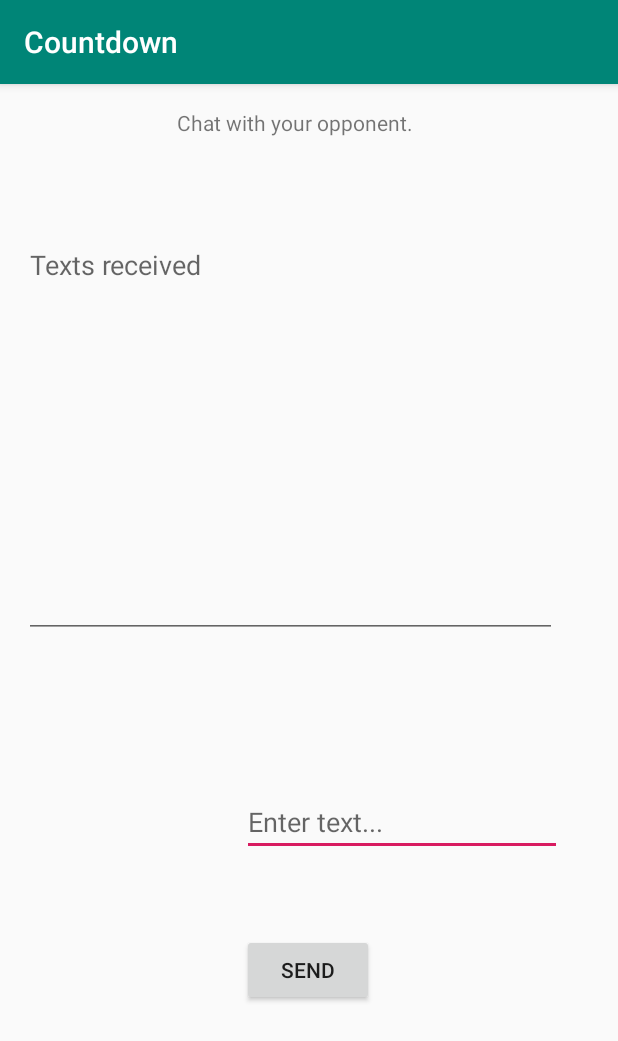
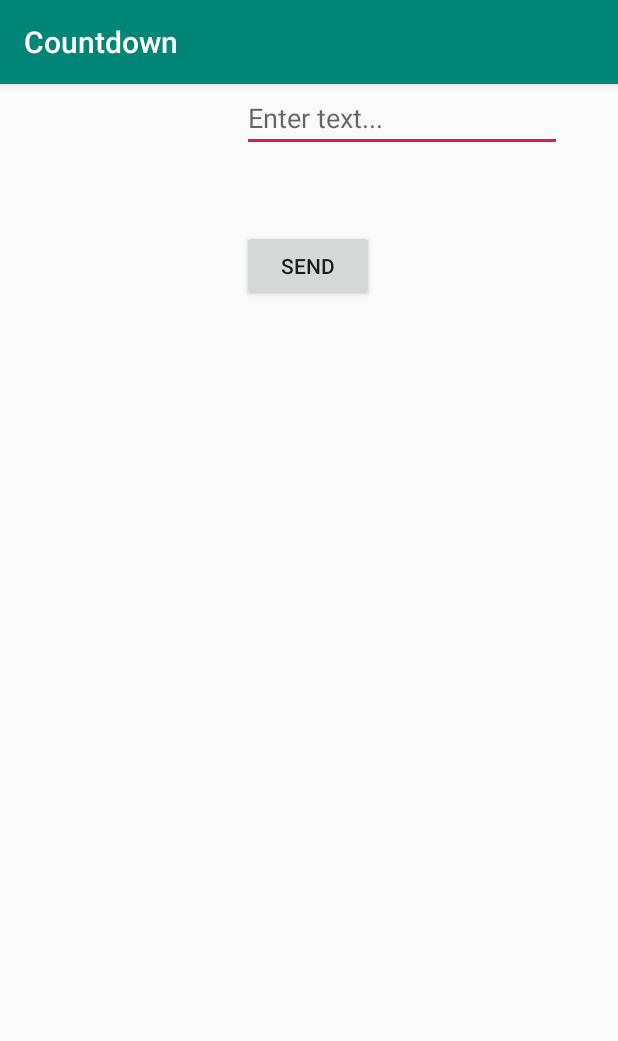
Before and after one commit to bkiraga/Countdown-for-Android, an Android app: the MpNumbersRound screen opened directly, with no data from a screen before it, on a phone screen of 412 x 824 dp. Shown: the top 1041 px of the screen. Run offline under Robolectric (Android 15) with nearby library versions, the phone set to English and light mode, and no system bars; our stand-ins replace Firebase (no records; nobody signed in at launch, a user with empty details on screens opened directly); network calls fail.

```diff
--- a/code/Countdown/app/src/main/java/project/thirdYear/countdown/MpNumbersRound.kt
+++ b/code/Countdown/app/src/main/java/project/thirdYear/countdown/MpNumbersRound.kt
@@ -27,6 +27,18 @@ class MpNumbersRound : AppCompatActivity() {
         getMessage()
     }
 
+    override fun onStart() {
+        super.onStart()
+    }
+
+    override fun onResume() {
+        super.onResume()
+    }
+
+    override fun onPause() {
+        super.onPause()
+    }
+
     private fun sendMessage(){
         //val senderID = FirebaseAuth.getInstance().currentUser.toString()
         //Log.d(TAG, "currentUser is $senderID")
@@ -50,7 +62,7 @@ class MpNumbersRound : AppCompatActivity() {
     }
 
     private fun getMessage(){
-        var textsRecv = findViewById(R.id.texts_received) as EditText
+        //var textsRecv = findViewById(R.id.texts_received) as EditText
         var messages = arrayListOf<String>()
 
         gamesRef.addValueEventListener(object : ValueEventListener {
@@ -59,7 +71,7 @@ class MpNumbersRound : AppCompatActivity() {
                  Log.d(TAG, "child is $child")
                  //messages.p
 
-                 textsRecv.setText(child.toString())
+                 //textsRecv.setText(child.toString())
 
              }
             }
--- a/code/Countdown/app/src/main/res/layout/activity_mp_numbers_round.xml
+++ b/code/Countdown/app/src/main/res/layout/activity_mp_numbers_round.xml
@@ -10,7 +10,6 @@
         android:id="@+id/chat_input"
         android:layout_width="wrap_content"
         android:layout_height="wrap_content"
-        android:layout_marginTop="100dp"
         android:autofillHints=""
         android:ems="10"
         android:gravity="start|top"
@@ -19,17 +18,7 @@
         app:layout_constraintEnd_toEndOf="parent"
         app:layout_constraintHorizontal_bias="0.813"
         app:layout_constraintStart_toStartOf="parent"
-        app:layout_constraintTop_toBottomOf="@+id/texts_received" />
-
-    <TextView
-        android:id="@+id/chat_info"
-        android:layout_width="176dp"
-        android:layout_height="30dp"
-        android:layout_marginTop="16dp"
-        android:text="@string/chat_info"
-        app:layout_constraintEnd_toEndOf="parent"
-        app:layout_constraintStart_toStartOf="parent"
-        app:layout_constraintTop_toTopOf="parent" />
+        tools:layout_editor_absoluteY="469dp" />
 
     <Button
         android:id="@+id/btn_chat_send"
@@ -42,18 +31,4 @@
         app:layout_constraintStart_toStartOf="parent"
         app:layout_constraintTop_toBottomOf="@+id/chat_input" />
 
-    <EditText
-        android:id="@+id/texts_received"
-        android:layout_width="355dp"
-        android:layout_height="271dp"
-        android:layout_marginTop="52dp"
-        android:ems="10"
-        android:gravity="start|top"
-        android:hint="@string/texts_received"
-        android:inputType="textMultiLine"
-        app:layout_constraintEnd_toEndOf="parent"
-        app:layout_constraintHorizontal_bias="0.285"
-        app:layout_constraintStart_toStartOf="parent"
-        app:layout_constraintTop_toBottomOf="@+id/chat_info" />
-
 </androidx.constraintlayout.widget.ConstraintLayout>
```
Also changed, not shown: code/Countdown/app/src/main/java/project/thirdYear/countdown/LettersRdActivity.kt (+97 -30 lines), code/Countdown/app/src/main/java/project/thirdYear/countdown/LettersSolver.kt (+59 -2 lines).
